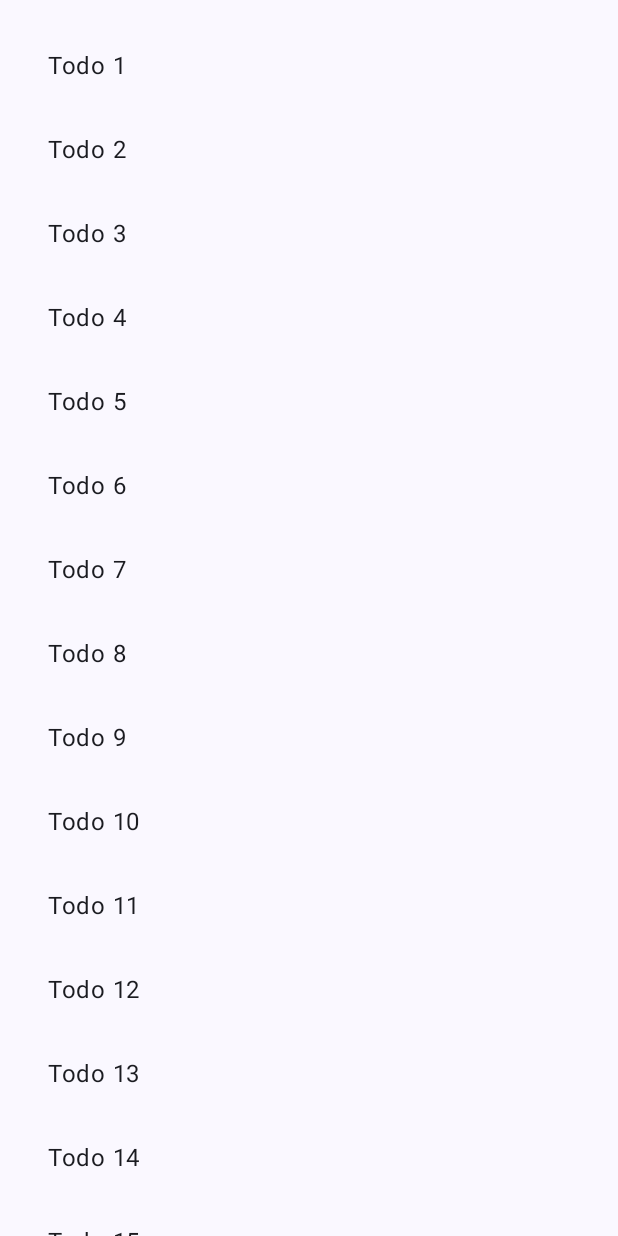
After one commit to DeveloperOk/Navigation3, an Android app built with Jetpack Compose: the composable ToDoListScreen shown on its own in the app's theme, on a phone screen of 412 x 824 dp. The commit adds this screen. Run offline under Robolectric (Android 15) with nearby library versions, the phone set to English and light mode, and no system bars; our stand-ins replace Navigation 3; 5 statements that could not run were skipped.

Commit message:
Navigation 3 was added.

```diff
--- /dev/null
+++ b/app/src/main/java/com/enterprise/navigation3/screens/ToDoListScreen.kt
@@ -0,0 +1,41 @@
+package com.enterprise.navigation3.screens
+
+import androidx.compose.foundation.clickable
+import androidx.compose.foundation.layout.PaddingValues
+import androidx.compose.foundation.layout.fillMaxWidth
+import androidx.compose.foundation.layout.padding
+import androidx.compose.foundation.lazy.LazyColumn
+import androidx.compose.foundation.lazy.items
+import androidx.compose.material3.Text
+import androidx.compose.runtime.Composable
+import androidx.compose.runtime.getValue
+import androidx.compose.ui.Modifier
+import androidx.compose.ui.unit.dp
+import androidx.lifecycle.compose.collectAsStateWithLifecycle
+import androidx.lifecycle.viewmodel.compose.viewModel
+import com.enterprise.navigation3.viewmodels.ToDoListViewModel
+
+@Composable
+fun ToDoListScreen(
+    viewModel: ToDoListViewModel = viewModel(),
+    onTodoClick: (String) -> Unit,
+    modifier: Modifier = Modifier
+) {
+    val todos by viewModel.todos.collectAsStateWithLifecycle()
+    LazyColumn(
+        modifier = modifier,
+        contentPadding = PaddingValues(16.dp)
+    ) {
+        items(todos) { todo ->
+            Text(
+                text = todo,
+                modifier = Modifier
+                    .fillMaxWidth()
+                    .clickable {
+                        onTodoClick(todo)
+                    }
+                    .padding(16.dp)
+            )
+        }
+    }
+}
--- /dev/null
+++ b/app/src/main/java/com/enterprise/navigation3/viewmodels/ToDoListViewModel.kt
@@ -0,0 +1,12 @@
+package com.enterprise.navigation3.viewmodels
+
+import androidx.lifecycle.ViewModel
+import kotlinx.coroutines.flow.MutableStateFlow
+
+class ToDoListViewModel: ViewModel() {
+
+    val todos = MutableStateFlow(
+        (1..100).map { "Todo $it" }
+    )
+
+}
--- a/build.gradle.kts
+++ b/build.gradle.kts
@@ -3,4 +3,7 @@ plugins {
     alias(libs.plugins.android.application) apply false
     alias(libs.plugins.kotlin.android) apply false
     alias(libs.plugins.kotlin.compose) apply false
+
+    //Navigation3
+    kotlin("plugin.serialization") version "1.5.0" apply false
 }
```
Also changed, not shown: app/build.gradle.kts (+13 -0 lines), app/src/main/java/com/enterprise/navigation3/MainActivity.kt (+24 -19 lines), app/src/main/java/com/enterprise/navigation3/navigation/AppNavigation.kt (added, +68 -0 lines), app/src/main/java/com/enterprise/navigation3/navigation/AppRoutes.kt (added, +14 -0 lines), app/src/main/java/com/enterprise/navigation3/screens/ToDoDetailScreen.kt (added, +27 -0 lines), app/src/main/java/com/enterprise/navigation3/viewmodels/ToDoDetailViewModel.kt (added, +15 -0 lines).
